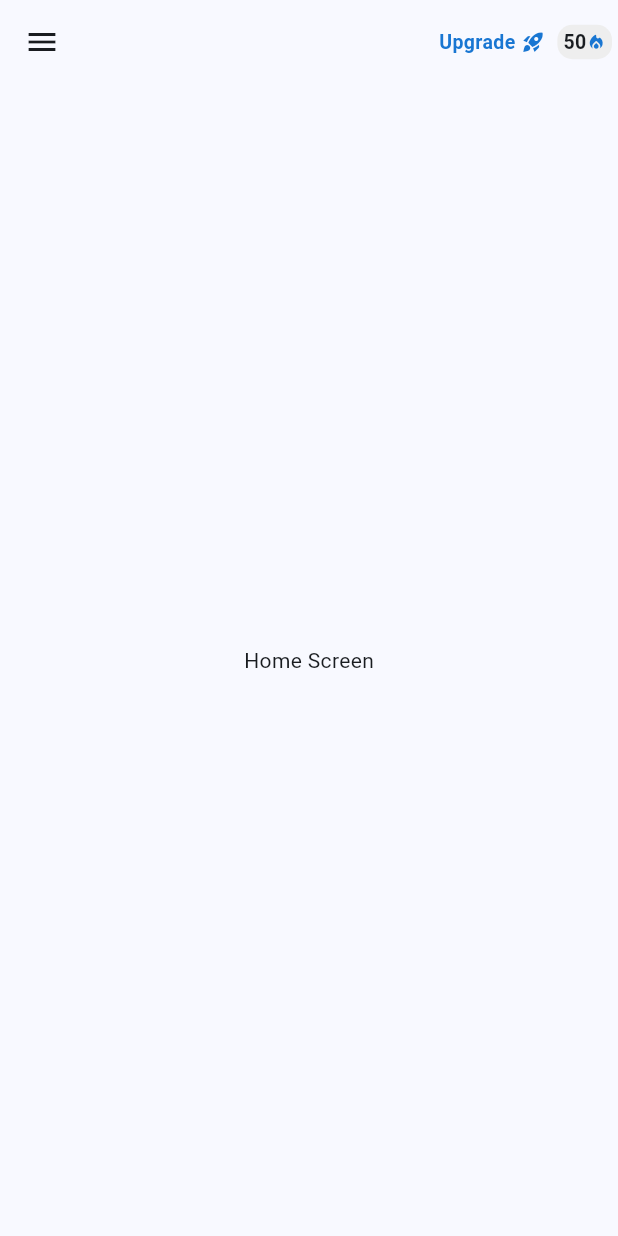
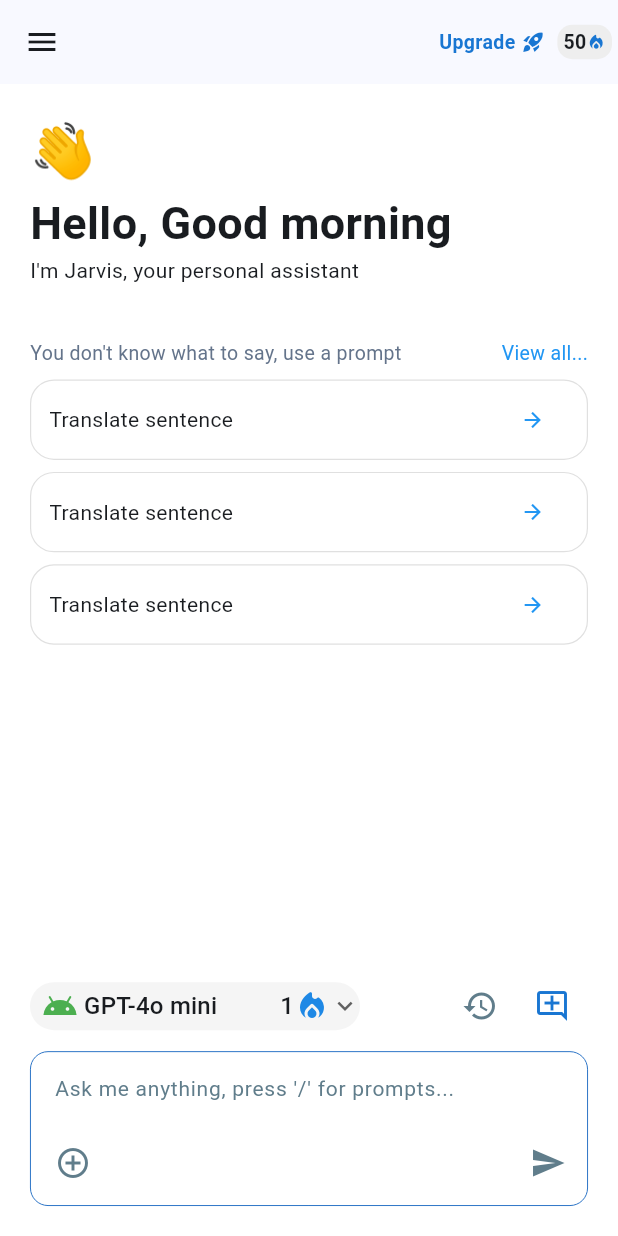
Before and after one commit to VHKhai2003/MobileProject, a Flutter app: the screen it shows after launch, on a phone screen of 412 x 824 dp. Run offline on Flutter 3.47's test engine with Material 3 defaults, Android fonts, the phone set to English and light mode, and no system bars.

Commit message:
Add chat page and prompt bottom sheet

```diff
--- a/lib/main.dart
+++ b/lib/main.dart
@@ -1,4 +1,5 @@
 import 'package:code/views/appbar/CustomAppBar.dart';
+import 'package:code/views/chat/ChatPage.dart';
 import 'package:code/views/drawer/NavigationDrawer.dart' as navigation_drawer;
 import 'package:flutter/material.dart';
 import 'package:flutter/services.dart';
@@ -43,7 +44,7 @@ class MyApp extends StatelessWidget {
           ),
         ),
       ),
-      home: const MyHomePage(),
+      home: const ChatPage(),
       debugShowCheckedModeBanner: false,
     );
   }
--- /dev/null
+++ b/lib/models/AiAgent.dart
@@ -0,0 +1,6 @@
+class AiAgent {
+  String? name;
+  String? image;
+  int? token;
+  AiAgent(this.name, this.image, this.token);
+}
--- /dev/null
+++ b/lib/models/Prompt.dart
@@ -0,0 +1,9 @@
+class Prompt {
+  String name;
+  String content;
+  bool isPrivate;
+  bool isFavorite;
+  String description;
+  String category;
+  Prompt(this.name, this.content, this.isPrivate, this.category, {this.description = '', this.isFavorite = false});
+}
--- /dev/null
+++ b/lib/views/chat/ChatPage.dart
@@ -0,0 +1,49 @@
+import 'package:flutter/material.dart';
+import 'package:code/views/drawer/NavigationDrawer.dart' as navigation_drawer;
+import 'package:code/views/chat/chatbox/ChatBox.dart';
+import 'package:code/views/chat/EmptyConversation.dart';
+
+class ChatPage extends StatelessWidget {
+  const ChatPage({super.key});
+
+  @override
+  Widget build(BuildContext context) {
+    return Scaffold(
+      appBar: AppBar(
+        actions: [
+          Container(
+              child: Row(
+                children: [
+                  Text('Upgrade', style: TextStyle(color: Colors.blue.shade700, fontWeight: FontWeight.bold, fontSize: 13)),
+                  const SizedBox(width: 4,),
+                  Icon(Icons.rocket_launch, color: Colors.blue.shade700, size: 16,)
+                ],
+              )
+          ),
+          Container(
+            padding: const EdgeInsets.symmetric(horizontal: 4, vertical: 2),
+            margin: const EdgeInsets.fromLTRB(8, 0, 4, 0),
+            decoration: BoxDecoration(borderRadius: BorderRadius.circular(10), color: Colors.grey.shade200),
+            child: Row(
+              children: [
+                const Text('50', style: TextStyle(fontWeight: FontWeight.bold, fontSize: 13),),
+                Icon(Icons.local_fire_department_rounded, color: Colors.blue.shade700, size: 13,)
+              ],
+            ),
+          )
+        ],
+      ),
+      drawer: const SafeArea(child: navigation_drawer.NavigationDrawer()),
+      body: Container(
+        padding: const EdgeInsets.all(20),
+        color: Colors.white,
+        child: const Column(
+          children: [
+            EmptyConversation(),
+            Chatbox()
+          ],
+        ),
+      ),
+    );
+  }
+}
--- /dev/null
+++ b/lib/views/chat/EmptyConversation.dart
@@ -0,0 +1,67 @@
+import 'package:flutter/material.dart';
+
+class EmptyConversation extends StatelessWidget {
+  const EmptyConversation({super.key});
+
+  @override
+  Widget build(BuildContext context) {
+    return Expanded(
+      child: Center(
+        child: ListView(
+          children: [
+            const Text("👋", style: TextStyle(fontSize: 36, color: Colors.yellow),),
+            const Text("Hello, Good morning", style: TextStyle(fontWeight: FontWeight.w700, fontSize: 30),),
+            const Text("I'm Jarvis, your personal assistant"),
+            const SizedBox(height: 32,),
+            Column(
+              children: [
+                Container(
+                  padding: const EdgeInsets.fromLTRB(0, 4, 0, 4),
+                  child: const Row(
+                    mainAxisAlignment: MainAxisAlignment.spaceBetween,
+                    children: [
+                      Text("You don't know what to say, use a prompt", style: TextStyle(fontSize: 13, color: Color.fromARGB(255, 100, 116, 139)),),
+                      Text("View all...", style: TextStyle(fontSize: 13, color: Colors.blue),),
+                    ],
+                  ),
+                ),
+                Container(
+                  child: const Column(
+                    children: [
+                      _PromptItem(),
+                      _PromptItem(),
+                      _PromptItem(),
+                    ],
+                  ),
+                )
+              ],
+            ),
+          ],
+        ),
+      ),
+    );
+  }
+}
+
+class _PromptItem extends StatelessWidget {
+  const _PromptItem({super.key});
+
+  @override
+  Widget build(BuildContext context) {
+    return Container(
+      padding: const EdgeInsets.fromLTRB(12, 2, 12, 2),
+      margin: const EdgeInsets.fromLTRB(0, 4, 0, 4),
+      decoration: BoxDecoration(
+          border: Border.all(width: 0.8, color: Colors.grey.shade300),
+          borderRadius: BorderRadius.circular(16)
+      ),
+      child: Row(
+        mainAxisAlignment: MainAxisAlignment.spaceBetween,
+        children: [
+          const Text("Translate sentence"),
+          IconButton(onPressed: () {}, icon: const Icon(Icons.arrow_forward, color: Colors.blue, size: 16,))
+        ],
+      ),
+    );
+  }
+}
--- /dev/null
+++ b/lib/views/chat/chatbox/AiModels.dart
@@ -0,0 +1,99 @@
+import 'package:flutter/material.dart';
+import 'package:code/models/AiAgent.dart';
+
+List<AiAgent> agents = [
+  AiAgent("GPT-4o mini", null, 1),
+  AiAgent("GPT-4o", null, 5),
+  AiAgent("Gemini 1.5 Flash", null, 1),
+  AiAgent("Gemini 1.5 Pro", null, 2),
+  AiAgent("Clause 3 Haiku", null, 3),
+];
+
+
+class AiModels extends StatefulWidget {
+  const AiModels({super.key});
+
+  @override
+  State<AiModels> createState() => _AiModelsState();
+}
+
+class _AiModelsState extends State<AiModels> {
+
+  String? selectedValue = agents.first.name;
+
+  Widget _buildDropdownItem(AiAgent agent) {
+    return Row(
+      mainAxisAlignment: MainAxisAlignment.spaceBetween,
+      children: [
+        Row(
+          children: [
+            const Icon(Icons.android, color: Colors.green),
+            const SizedBox(width: 4),
+            Text(agent.name.toString()),
+          ],
+        ),
+        Row(
+          children: [
+            Text(agent.token.toString()),
+            Icon(Icons.local_fire_department, color: Colors.blue.shade600,)
+          ],
+        )
+      ],
+    );
+  }
+
+  @override
+  Widget build(BuildContext context) {
+    return Container(
+      height: 32,
+      decoration: BoxDecoration(
+        borderRadius: BorderRadius.circular(16),
+        color: Colors.grey.shade100
+      ),
+      child: DropdownButton<String>(
+          items: agents.map((agent) {
+              return DropdownMenuItem<String>(child: _buildDropdownItem(agent), value: agent.name);
+            }).toList(),
+          onChanged: (String? value) {
+            setState(() {
+              selectedValue = value;
+            });
+          },
+          value: selectedValue,
+          underline: const SizedBox(), // remove the underline
+          dropdownColor: Colors.white,
+          icon: const Icon(Icons.keyboard_arrow_down),
+          iconSize: 20,
+          padding: const EdgeInsets.all(0),
+          borderRadius: BorderRadius.circular(16),
+          selectedItemBuilder: (BuildContext context) {
+            return agents.map((agent) {
+              return Container(
+                width: 200,
+                child: Row(
+                    mainAxisAlignment: MainAxisAlignment.spaceBetween,
+                    mainAxisSize: MainAxisSize.max,
+                    children: [
+                      Row(
+                        children: [
+                          const SizedBox(width: 8,),
+                          const Icon(Icons.android, color: Colors.green),
+                          const SizedBox(width: 4),
+                          Text(agent.name.toString()),
+                        ],
+                      ),
+                      Row(
+                        children: [
+                          Text(agent.token.toString()),
+                          Icon(Icons.local_fire_department_rounded, color: Colors.blue.shade600,)
+                        ],
+                      )
+                    ]
+                ),
+              );
+            }).toList();
+          },
+      ),
+    );
+  }
+}
--- /dev/null
+++ b/lib/views/chat/chatbox/ChatBox.dart
@@ -0,0 +1,121 @@
+import 'package:flutter/material.dart';
+import 'package:code/views/chat/chatbox/AiModels.dart';
+import 'package:code/views/prompt/PromptBottomSheet.dart';
+
+class Chatbox extends StatelessWidget {
+  const Chatbox({super.key});
+
+  @override
+  Widget build(BuildContext context) {
+    return Column(
+      mainAxisSize: MainAxisSize.min,
+      children: [
+        Container(
+          child: Row(
+            mainAxisAlignment: MainAxisAlignment.spaceBetween,
+            children: [
+              const AiModels(),
+              Container(
+                child: Row(
+                  children: [
+                    IconButton(onPressed: () {}, icon: Icon(Icons.history, color: Colors.blueGrey,)),
+                    IconButton(onPressed: () {}, icon: Icon(Icons.add_comment_outlined, color: Colors.blue.shade700,)),
+                  ],
+                ),
+              )
+            ],
+          ),
+        ),
+        const SizedBox(height: 6,),
+        Container(
+          decoration: BoxDecoration(
+            border: Border.all(color: Colors.blue.shade800, width: 0.6),
+            borderRadius: BorderRadius.circular(12.0),
+          ),
+          child: Column(
+            mainAxisAlignment: MainAxisAlignment.spaceBetween,
+            mainAxisSize: MainAxisSize.min,
+            children: [
+              TextField(
+                decoration: InputDecoration(
+                  hintText: "Ask me anything, press '/' for prompts...",
+                  hintStyle: TextStyle(
+                    fontSize: 14,
+                    color: Colors.blueGrey
+                  ),
+                  border: InputBorder.none,
+                  contentPadding: const EdgeInsets.symmetric(horizontal: 16),
+                ),
+              ),
+              Container(
+                padding: const EdgeInsets.fromLTRB(4, 2, 2, 4),
+                child: Row(
+                  mainAxisAlignment: MainAxisAlignment.spaceBetween,
+                  children: [
+                    IconButton(
+                      onPressed: () {
+                        showModalBottomSheet(
+                          context: context,
+                          builder: (context) {
+                            return Container(
+                              decoration: const BoxDecoration(
+                                color: Colors.white,
+                                borderRadius: BorderRadius.only(
+                                  topRight: Radius.circular(16),
+                                  topLeft: Radius.circular(16),
+                                ),
+                              ),
+                              child: Padding(
+                                padding: const EdgeInsets.all(8),
+                                child: Column(
+                                  mainAxisSize: MainAxisSize.min,
+                                  children: <Widget>[
+                                    ListTile(
+                                      leading: const Icon(Icons.image),
+                                      title: const Text('Upload image'),
+                                      onTap: () {
+                                        // Handle upload image action
+                                      },
+                                    ),
+                                    ListTile(
+                                      leading: const Icon(Icons.camera_alt),
+                                      title: const Text('Take photo'),
+                                      onTap: () {
+                                        // Handle take photo action
+                                      },
+                                    ),
+                                    ListTile(
+                                      leading: const Icon(Icons.terminal),
+                                      title: const Text('Prompt'),
+                                      onTap: () {
+                                        showModalBottomSheet(
+                                            context: context,
+                                            isScrollControlled: true, // lam cho chieu cao bottom sheet > 1/2 man hinh
+                                            builder: (context) {
+                                              return Promptbottomsheet(context: context,);
+                                            },
+                                            barrierColor: Colors.black.withOpacity(0.2)
+                                        );
+                                      },
+                                    ),
+                                  ],
+                                ),
+                              )
+                            );
+                          },
+                          barrierColor: Colors.black.withOpacity(0.2)
+                        );
+                      },
+                      icon: Icon(Icons.add_circle_outline, color: Colors.blueGrey),
+                    ),
+                    IconButton(onPressed: () {}, icon: Icon(Icons.send, color: Colors.blueGrey),)
+                  ],
+                ),
+              )
+            ],
+          ),
+        ),
+      ],
+    );
+  }
+}
--- a/lib/views/drawer/NavigationDrawer.dart
+++ b/lib/views/drawer/NavigationDrawer.dart
@@ -1,6 +1,8 @@
 import 'package:code/views/auth/LoginPage.dart';
 import 'package:flutter/material.dart';
 import 'package:code/views/profile/ProfilePage.dart';
+
+import '../chat/ChatPage.dart';
 
 class NavigationDrawer extends StatefulWidget {
   const NavigationDrawer({super.key});
@@ -75,7 +77,7 @@ class _NavigationDrawerState extends State<NavigationDrawer> {
             leading: const Icon(Icons.chat),
             title: const Text('Chat', style: TextStyle(fontWeight: FontWeight.bold),),
             onTap: () {
-              // _navigateTo(const ChatPage());
+              _navigateTo(const ChatPage());
             },
           ),
           ListTile(
--- /dev/null
+++ b/lib/views/prompt/ListPrompts.dart
@@ -0,0 +1,82 @@
+import 'package:flutter/material.dart';
+import 'package:code/models/Prompt.dart';
+
+class ListPrompts extends StatefulWidget {
+  ListPrompts({super.key});
+
+  @override
+  State<ListPrompts> createState() => _ListPromptsState();
+}
+
+class _ListPromptsState extends State<ListPrompts> {
+  final List<Prompt> prompts = [
+    Prompt('Recognize Language', 'Tell me what language is this and translate it into English', true, 'Business', description: 'Help user determine the language of the sentence and translate it to english'),
+    Prompt('Fixy', "Check and correct grammar and spells, but before doing that do not use something like [don't] instead of that, [use do not]. Make the sentence short and formal.", true, 'Writing', isFavorite: true),
+    Prompt('Translate RU', 'Fix grammar and translate into russian.', true, 'Business'),
+    Prompt('Translate russian', 'Translate text into russian', true, 'Writing', description: 'Translate text into russian'),
+    Prompt('Give information about a topic', 'Give me some information about the [TOPIC]', true, 'SEO', description: 'Give the user some information about the [TOPIC]', isFavorite: true),
+    Prompt('Translate russian', 'Translate text into russian', true, 'SEO', description: 'Translate text into russian'),
+    Prompt('Translate chinese', 'Translate text into russian', true, 'Education')
+  ];
+
+  @override
+  Widget build(BuildContext context) {
+    return Expanded(
+      child: ListView.separated(
+        itemCount: prompts.length,
+        itemBuilder: (context, index) {
+          final prompt = prompts[index];
+          return ListTile(
+            contentPadding: EdgeInsets.zero,
+            title: Column(
+              crossAxisAlignment: CrossAxisAlignment.start,
+              children: [
+                Text(prompt.name, style: const TextStyle(fontWeight: FontWeight.bold, fontSize: 14),),
+                Text(
+                  prompt.description.toString(),
+                  overflow: TextOverflow.ellipsis,
+                  maxLines: 2,
+                  style: const TextStyle(fontSize: 13, color: Colors.blueGrey),
+                )
+              ],
+            ),
+            trailing: Row(
+              mainAxisSize: MainAxisSize.min,
+              children: [
+                IconButton(
+                  icon: Icon(
+                    prompt.isFavorite ? Icons.star : Icons.star_border,
+                    color: prompt.isFavorite ? Colors.yellow : null,
+                  ),
+                  onPressed: () {
+                    setState(() {
+                      prompt.isFavorite = !prompt.isFavorite;
+                    });
+                  },
+                ),
+                IconButton(
+                    onPressed: () {},
+                    icon: Icon(Icons.info_outline_rounded, color: Colors.blueGrey,)
+                ),
+                IconButton(
+                    onPressed: () {},
+                    icon: Icon(Icons.delete_outline, color: Colors.blueGrey,)
+                ),
+                IconButton(
+                  onPressed: () {},
+                  icon: const Icon(Icons.arrow_forward, color: Colors.blue),
+                )
+              ],
+            ),
+          );
+        },
+        separatorBuilder: (context, index) {
+          return const Divider(
+            color: Colors.blueGrey,
+            thickness: 0.5,
+          );
+        },
+      )
+    );
+  }
+}
```
Also changed, not shown: lib/views/prompt/PromptBottomSheet.dart (added, +197 -0 lines).
